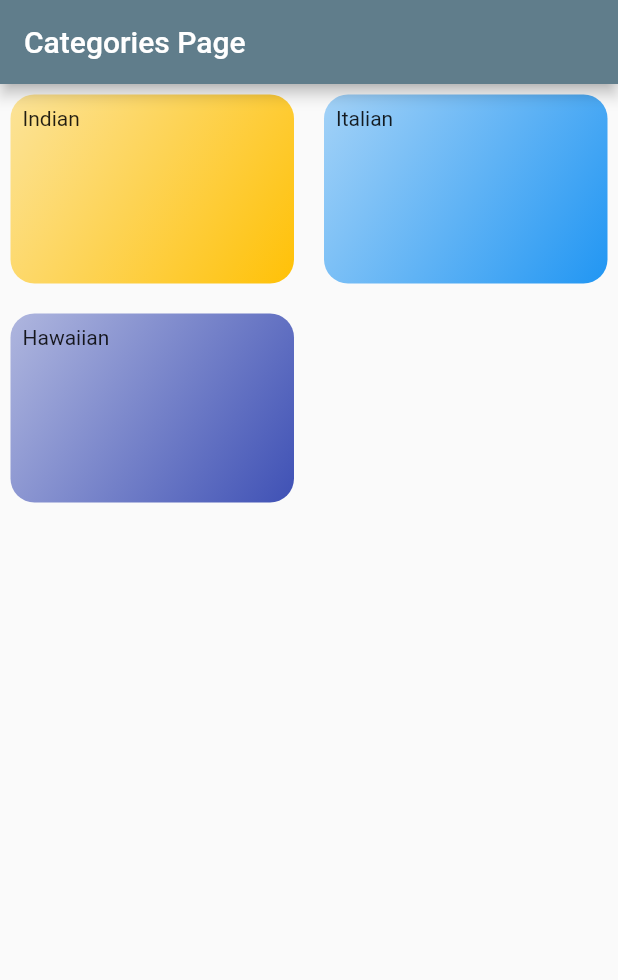
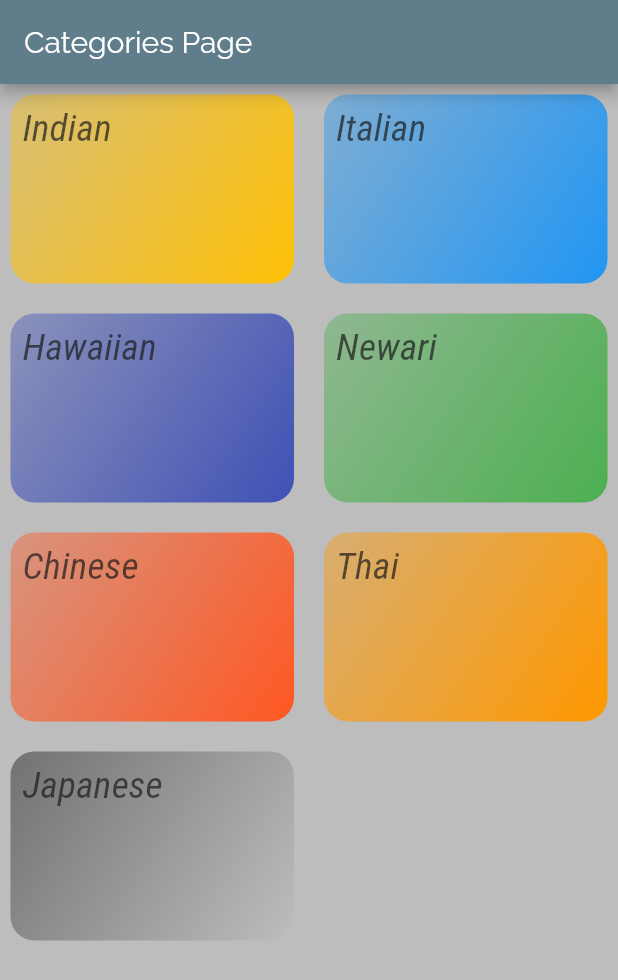
Before and after one commit to sid-Dbot/Foods, a Flutter app: the screen it shows after launch, on a phone screen of 412 x 824 dp. Shown: the top 980 px of the screen. Run offline on Flutter 3.47's test engine with Material 2 defaults, Android fonts, the phone set to English and light mode, and no system bars.

Commit message:
fonts added

```diff
--- a/lib/category_item.dart
+++ b/lib/category_item.dart
@@ -10,7 +10,15 @@ class CategortItem extends StatelessWidget {
   Widget build(BuildContext context) {
     return Container(
       padding: EdgeInsets.all(8),
-      child: Text(title),
+      child: Text(
+        title,
+        style: TextStyle(
+          fontFamily: 'RobotoCondensed',
+          fontSize: 25,
+          fontStyle: FontStyle.italic,
+          color: Color.fromRGBO(25, 25, 25, 0.7),
+        ),
+      ),
       decoration: BoxDecoration(
         gradient: LinearGradient(
           colors: [
--- a/lib/dummy_data.dart
+++ b/lib/dummy_data.dart
@@ -18,4 +18,23 @@ final Dummy_data = [
     title: 'Hawaiian',
     bg: Colors.indigo,
   ),
+  Category(
+    id: 'c4',
+    title: 'Newari',
+    bg: Colors.green,
+  ),
+  Category(
+    id: 'c5',
+    title: 'Chinese',
+    bg: Colors.deepOrange,
+  ),
+  Category(
+    id: 'c6',
+    title: 'Thai',
+  ),
+  Category(
+    id: 'c7',
+    title: 'Japanese',
+    bg: Colors.transparent,
+  ),
 ];
--- a/lib/main.dart
+++ b/lib/main.dart
@@ -1,3 +1,5 @@
+import 'dart:ui';
+
 import 'package:flutter/material.dart';
 import 'categories.dart';
 
@@ -10,6 +12,22 @@ class Myapp extends StatelessWidget {
       title: 'Food Items',
       theme: ThemeData(
         primarySwatch: Colors.blueGrey,
+
+        canvasColor: Colors.grey.shade400,
+        fontFamily: 'Raleway',
+        // textTheme: ThemeData.light().textTheme.copyWith(
+        //     bodyText1: TextStyle(
+        //       color: Color.fromRGBO(0, 0, 0, 1),
+        //     ),
+        //     bodyText2: TextStyle(
+        //       color: Color.fromRGBO(0, 0, 0, 1),
+        //     ),
+        //     titleLarge: TextStyle(
+        //       fontFamily: 'RobotoCondensed',
+        //       fontSize: 25,
+        //       fontStyle: FontStyle.italic,
+        //       color: Color.fromRGBO(25, 25, 25, 0.7),
+        //     ))
       ),
       home: Categories(),
     );
```
Also changed, not shown: pubspec.yaml (+17 -6 lines), assets/fonts/Raleway-Black.ttf (added), assets/fonts/Raleway-Bold.ttf (added), assets/fonts/Raleway-Regular.ttf (added), assets/fonts/RobotoCondensed-Bold.ttf (added), assets/fonts/RobotoCondensed-Italic.ttf (added), assets/fonts/RobotoCondensed-Light.ttf (added), assets/fonts/RobotoCondensed-Regular.ttf (added).
